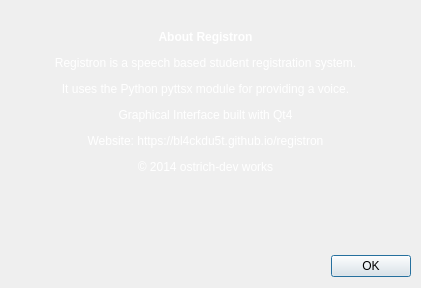
Qt form aboutDialog.ui (josephrexme/registron) before a commit.
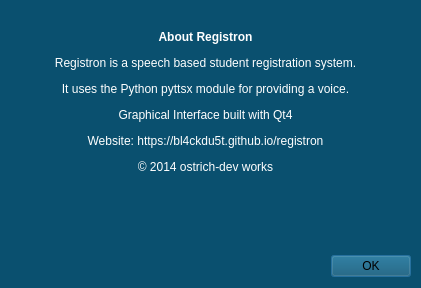
The same form after that commit. Icons and pictures are not drawn.

Commit message: Modified Theme colors for Windows platform compatibility

```diff
--- a/aboutDialog.ui
+++ b/aboutDialog.ui
@@ -13,6 +13,9 @@
   <property name="windowTitle">
    <string>About Registron</string>
   </property>
+  <property name="styleSheet">
+   <string notr="true">background: rgb(10, 80, 111);</string>
+  </property>
   <property name="modal">
    <bool>true</bool>
   </property>
@@ -42,7 +45,7 @@
     </rect>
    </property>
    <property name="styleSheet">
-    <string notr="true">color:white;</string>
+    <string notr="true">color:white;background: rgb(10, 80, 111);</string>
    </property>
    <property name="text">
     <string>&lt;html&gt;&lt;head/&gt;&lt;body&gt;&lt;p align=&quot;center&quot;&gt;&lt;img src=&quot;:/images/resources/images/48x48/registron.png&quot;/&gt;&lt;/p&gt;&lt;p align=&quot;center&quot;&gt;&lt;span style=&quot; font-weight:600;&quot;&gt;About Registron&lt;/span&gt;&lt;/p&gt;&lt;p align=&quot;center&quot;&gt;Registron is a speech based student registration system.&lt;/p&gt;&lt;p align=&quot;center&quot;&gt;It uses the Python pyttsx module for providing a voice.&lt;/p&gt;&lt;p align=&quot;center&quot;&gt;Graphical Interface built with Qt4&lt;/p&gt;&lt;p align=&quot;center&quot;&gt;Website: https://bl4ckdu5t.github.io/registron&lt;/p&gt;&lt;p align=&quot;center&quot;&gt;© 2014 ostrich-dev works&lt;br/&gt;&lt;/p&gt;&lt;p&gt;&lt;br/&gt;&lt;/p&gt;&lt;/body&gt;&lt;/html&gt;</string>
```
The commit also changes 23 other files.
